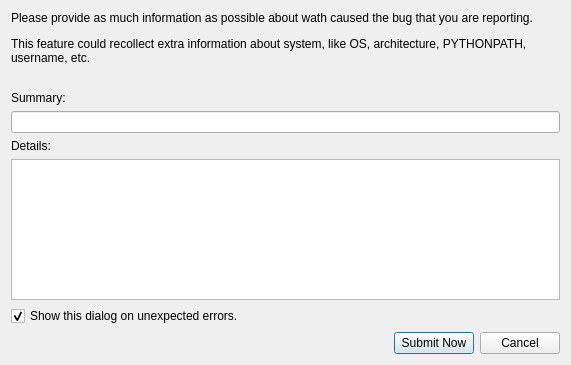
The window that qtgui/frames/submit_bug.ui (PinguinoIDE/pinguino-ide) describes before a commit, drawn with Qt 5.
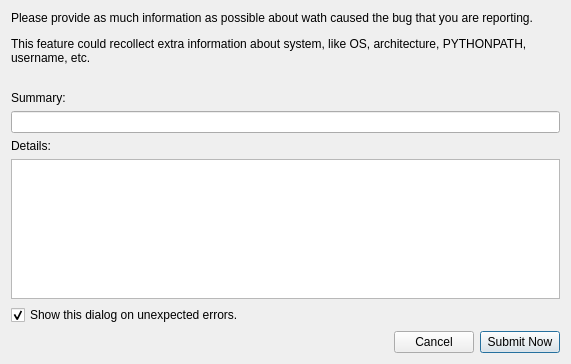
The same window after the commit.

```diff
--- a/qtgui/frames/submit_bug.ui
+++ b/qtgui/frames/submit_bug.ui
@@ -7,7 +7,7 @@
     <x>0</x>
     <y>0</y>
     <width>571</width>
-    <height>365</height>
+    <height>364</height>
    </rect>
   </property>
   <property name="windowTitle">
@@ -92,13 +92,6 @@
        </property>
       </spacer>
      </item>
-     <item>
-      <widget class="QPushButton" name="pushButton_submit">
-       <property name="text">
-        <string>Submit Now</string>
-       </property>
-      </widget>
-     </item>
      <item>
       <widget class="QPushButton" name="pushButton_cancel">
        <property name="text">
@@ -106,6 +99,19 @@
        </property>
       </widget>
      </item>
+     <item>
+      <widget class="QPushButton" name="pushButton_submit">
+       <property name="text">
+        <string>Submit Now</string>
+       </property>
+       <property name="default">
+        <bool>true</bool>
+       </property>
+       <property name="flat">
+        <bool>false</bool>
+       </property>
+      </widget>
+     </item>
     </layout>
    </item>
   </layout>
```
